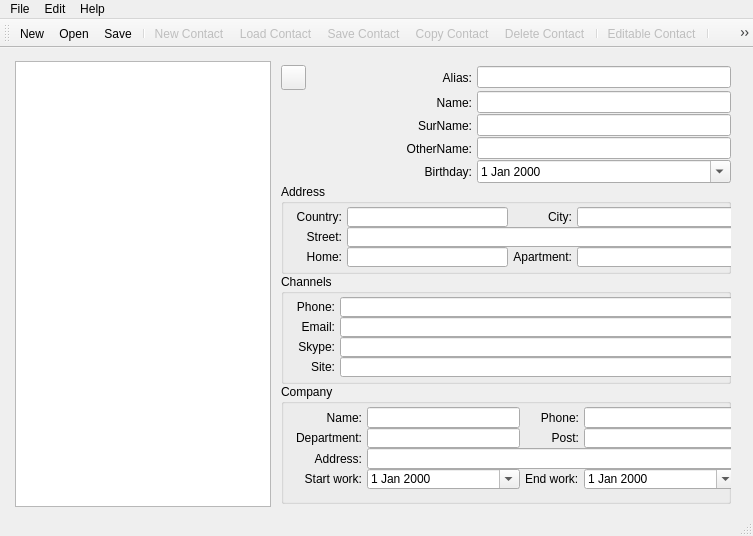
Above: trunk/ContactList/contactListView.ui from konradlst/Organizer before the change. Below: the same form after it.
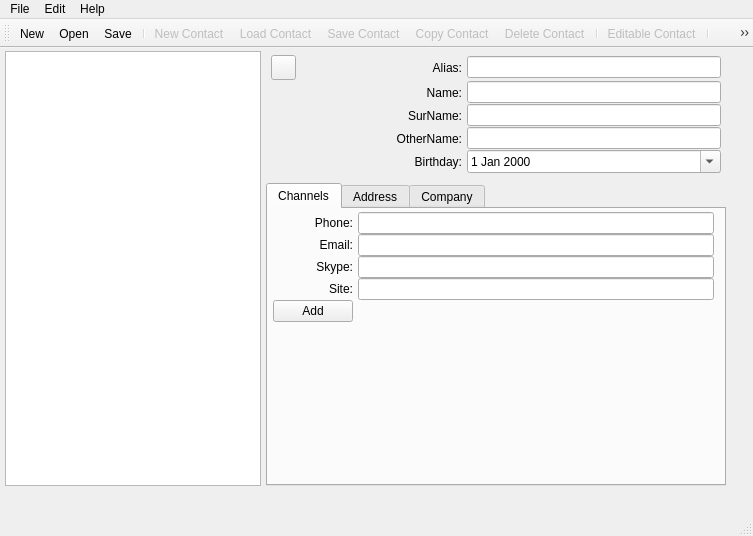
That is the form after the change. Icons and pictures are not drawn.

Patch:
```diff
--- a/trunk/ContactList/contactListView.ui
+++ b/trunk/ContactList/contactListView.ui
@@ -45,10 +45,10 @@
    <widget class="QWidget" name="horizontalLayoutWidget">
     <property name="geometry">
      <rect>
-      <x>10</x>
-      <y>10</y>
+      <x>0</x>
+      <y>0</y>
       <width>731</width>
-      <height>452</height>
+      <height>441</height>
      </rect>
     </property>
     <layout class="QHBoxLayout" name="hLayoutMain">
@@ -56,7 +56,7 @@
       <number>5</number>
      </property>
      <property name="sizeConstraint">
-      <enum>QLayout::SetMaximumSize</enum>
+      <enum>QLayout::SetDefaultConstraint</enum>
      </property>
      <property name="leftMargin">
       <number>5</number>
@@ -81,7 +81,9 @@
       </widget>
      </item>
      <item>
-      <layout class="QGridLayout" name="gLayContact">
+      <layout class="QVBoxLayout" name="vLayContact">
+       <item>
+        <layout class="QGridLayout" name="MainData">
        <property name="leftMargin">
         <number>5</number>
        </property>
@@ -100,127 +102,6 @@
        <property name="verticalSpacing">
         <number>0</number>
        </property>
-       <item row="5" column="0" colspan="3">
-        <widget class="QGroupBox" name="gbAddress">
-         <property name="minimumSize">
-          <size>
-           <width>0</width>
-           <height>90</height>
-          </size>
-         </property>
-         <property name="title">
-          <string>Address</string>
-         </property>
-         <property name="checkable">
-          <bool>false</bool>
-         </property>
-         <widget class="QWidget" name="gridLayoutWidget">
-          <property name="geometry">
-           <rect>
-            <x>10</x>
-            <y>20</y>
-            <width>451</width>
-            <height>66</height>
-           </rect>
-          </property>
-          <layout class="QGridLayout" name="gLayAddress">
-           <property name="leftMargin">
-            <number>5</number>
-           </property>
-           <property name="topMargin">
-            <number>3</number>
-           </property>
-           <property name="rightMargin">
-            <number>5</number>
-           </property>
-           <property name="bottomMargin">
-            <number>3</number>
-           </property>
-           <property name="horizontalSpacing">
-            <number>5</number>
-           </property>
-           <property name="verticalSpacing">
-            <number>0</number>
-           </property>
-           <item row="2" column="2">
-            <widget class="QLabel" name="lbApartment">
-             <property name="text">
-              <string>Apartment:</string>
-             </property>
-             <property name="alignment">
-              <set>Qt::AlignRight|Qt::AlignTrailing|Qt::AlignVCenter</set>
-             </property>
-            </widget>
-           </item>
-           <item row="2" column="0">
-            <widget class="QLabel" name="lbHome">
-             <property name="text">
-              <string>Home:</string>
-             </property>
-             <property name="alignment">
-              <set>Qt::AlignRight|Qt::AlignTrailing|Qt::AlignVCenter</set>
-             </property>
-            </widget>
-           </item>
-           <item row="0" column="3">
-            <widget class="QLineEdit" name="leCity"/>
-           </item>
-           <item row="0" column="0">
-            <widget class="QLabel" name="lbCountry">
-             <property name="text">
-              <string>Country:</string>
-             </property>
-             <property name="alignment">
-              <set>Qt::AlignRight|Qt::AlignTrailing|Qt::AlignVCenter</set>
-             </property>
-            </widget>
-           </item>
-           <item row="2" column="1">
-            <widget class="QLineEdit" name="leHome"/>
-           </item>
-           <item row="1" column="0">
-            <widget class="QLabel" name="lbStreet">
-             <property name="text">
-              <string>Street:</string>
-             </property>
-             <property name="alignment">
-              <set>Qt::AlignRight|Qt::AlignTrailing|Qt::AlignVCenter</set>
-             </property>
-            </widget>
-           </item>
-           <item row="2" column="3">
-            <widget class="QLineEdit" name="leApartment"/>
-           </item>
-           <item row="1" column="1" colspan="3">
-            <widget class="QLineEdit" name="leStreet"/>
-           </item>
-           <item row="0" column="2">
-            <widget class="QLabel" name="lbCity">
-             <property name="text">
-              <string>City:</string>
-             </property>
-             <property name="alignment">
-              <set>Qt::AlignRight|Qt::AlignTrailing|Qt::AlignVCenter</set>
-             </property>
-            </widget>
-           </item>
-           <item row="0" column="1">
-            <widget class="QLineEdit" name="leCountry"/>
-           </item>
-          </layout>
-         </widget>
-        </widget>
-       </item>
-       <item row="0" column="1">
-        <widget class="QLabel" name="lbAlias">
-         <property name="text">
-          <string>Alias:</string>
-         </property>
-         <property name="alignment">
-          <set>Qt::AlignRight|Qt::AlignTrailing|Qt::AlignVCenter</set>
-         </property>
-        </widget>
-       </item>
        <item row="0" column="0" rowspan="5">
         <widget class="QLabel" name="lbUserPic">
          <property name="sizePolicy">
@@ -252,32 +133,37 @@
          </property>
         </widget>
        </item>
-       <item row="0" column="0">
-        <widget class="QPushButton" name="pbEditUserPic">
-         <property name="sizePolicy">
-          <sizepolicy hsizetype="Fixed" vsizetype="Fixed">
-           <horstretch>0</horstretch>
-           <verstretch>0</verstretch>
-          </sizepolicy>
-         </property>
-         <property name="minimumSize">
-          <size>
-           <width>25</width>
-           <height>25</height>
-          </size>
-         </property>
-         <property name="maximumSize">
-          <size>
-           <width>25</width>
-           <height>25</height>
-          </size>
-         </property>
+         <item row="3" column="2">
+          <widget class="QLineEdit" name="leOtherName">
+           <property name="maxLength">
+            <number>100</number>
+           </property>
+          </widget>
+         </item>
+         <item row="0" column="1">
+          <widget class="QLabel" name="lbAlias">
+           <property name="text">
+            <string>Alias:</string>
+           </property>
+           <property name="alignment">
+            <set>Qt::AlignRight|Qt::AlignTrailing|Qt::AlignVCenter</set>
+           </property>
+          </widget>
+         </item>
+         <item row="0" column="2">
+          <widget class="QLineEdit" name="leAlias">
+           <property name="maxLength">
+            <number>150</number>
+           </property>
+          </widget>
+         </item>
+         <item row="3" column="1">
+          <widget class="QLabel" name="lbOtherName">
          <property name="text">
-          <string/>
-         </property>
-         <property name="icon">
-          <iconset resource="res.qrc">
-           <normaloff>:/editContact</normaloff>:/editContact</iconset>
+            <string>OtherName:</string>
+           </property>
+           <property name="alignment">
+            <set>Qt::AlignRight|Qt::AlignTrailing|Qt::AlignVCenter</set>
          </property>
         </widget>
        </item>
@@ -298,6 +184,45 @@
          </property>
         </widget>
        </item>
+         <item row="4" column="1">
+          <widget class="QLabel" name="lbBirthday">
+           <property name="text">
+            <string>Birthday:</string>
+           </property>
+           <property name="alignment">
+            <set>Qt::AlignRight|Qt::AlignTrailing|Qt::AlignVCenter</set>
+           </property>
+          </widget>
+         </item>
+         <item row="0" column="0">
+          <widget class="QPushButton" name="pbEditUserPic">
+           <property name="sizePolicy">
+            <sizepolicy hsizetype="Fixed" vsizetype="Fixed">
+             <horstretch>0</horstretch>
+             <verstretch>0</verstretch>
+            </sizepolicy>
+           </property>
+           <property name="minimumSize">
+            <size>
+             <width>25</width>
+             <height>25</height>
+            </size>
+           </property>
+           <property name="maximumSize">
+            <size>
+             <width>25</width>
+             <height>25</height>
+            </size>
+           </property>
+           <property name="text">
+            <string/>
+           </property>
+           <property name="icon">
+            <iconset resource="res.qrc">
+             <normaloff>:/editContact</normaloff>:/editContact</iconset>
+           </property>
+          </widget>
+         </item>
        <item row="4" column="2">
         <widget class="QDateEdit" name="deBirthday">
          <property name="calendarPopup">
@@ -315,27 +240,34 @@
          </property>
         </widget>
        </item>
-       <item row="6" column="0" colspan="3">
-        <widget class="QGroupBox" name="gbChannels">
-         <property name="minimumSize">
-          <size>
-           <width>0</width>
-           <height>110</height>
-          </size>
-         </property>
-         <property name="title">
+         <item row="2" column="1">
+          <widget class="QLabel" name="lbSurName">
+           <property name="text">
+            <string>SurName:</string>
+           </property>
+           <property name="alignment">
+            <set>Qt::AlignRight|Qt::AlignTrailing|Qt::AlignVCenter</set>
+           </property>
+          </widget>
+         </item>
+        </layout>
+       </item>
+       <item>
+        <widget class="QTabWidget" name="DetailData">
+         <property name="currentIndex">
+          <number>0</number>
+         </property>
+         <widget class="QWidget" name="tabChannels">
+          <attribute name="title">
           <string>Channels</string>
-         </property>
-         <property name="checkable">
-          <bool>false</bool>
-         </property>
+          </attribute>
          <widget class="QWidget" name="gridLayoutWidget_3">
           <property name="geometry">
            <rect>
-            <x>10</x>
-            <y>20</y>
+             <x>0</x>
+             <y>0</y>
             <width>451</width>
-            <height>86</height>
+             <height>171</height>
            </rect>
           </property>
           <layout class="QGridLayout" name="gLayChannels">
@@ -357,36 +289,7 @@
            <property name="verticalSpacing">
             <number>0</number>
            </property>
-           <item row="1" column="0">
-            <widget class="QLabel" name="lbEmail">
-             <property name="text">
-              <string>Email:</string>
-             </property>
-             <property name="alignment">
-              <set>Qt::AlignRight|Qt::AlignTrailing|Qt::AlignVCenter</set>
-             </property>
-            </widget>
-           </item>
-           <item row="1" column="1">
-            <widget class="QLineEdit" name="leEmail"/>
-           </item>
-           <item row="0" column="0">
-            <widget class="QLabel" name="lbPhone">
-             <property name="text">
-              <string>Phone:</string>
-             </property>
-             <property name="alignment">
-              <set>Qt::AlignRight|Qt::AlignTrailing|Qt::AlignVCenter</set>
-             </property>
-            </widget>
-           </item>
-           <item row="0" column="1">
-            <widget class="QLineEdit" name="lePhone"/>
-           </item>
            <item row="2" column="1">
-            <widget class="QLineEdit" name="leSkype"/>
-           </item>
-           <item row="2" column="0">
             <widget class="QLabel" name="lbSkype">
              <property name="text">
               <string>Skype:</string>
@@ -396,7 +299,20 @@
              </property>
             </widget>
            </item>
-           <item row="3" column="0">
+            <item row="2" column="2">
+             <widget class="QLineEdit" name="leSkype"/>
+            </item>
+            <item row="1" column="1">
+             <widget class="QLabel" name="lbEmail">
+              <property name="text">
+               <string>Email:</string>
+              </property>
+              <property name="alignment">
+               <set>Qt::AlignRight|Qt::AlignTrailing|Qt::AlignVCenter</set>
+              </property>
+             </widget>
+            </item>
+            <item row="3" column="1">
             <widget class="QLabel" name="lbSite">
              <property name="text">
               <string>Site:</string>
@@ -406,31 +322,46 @@
              </property>
             </widget>
            </item>
-           <item row="3" column="1">
+            <item row="0" column="2">
+             <widget class="QLineEdit" name="lePhone"/>
+            </item>
+            <item row="2" column="0">
+             <widget class="QLabel" name="label_3">
+              <property name="text">
+               <string/>
+              </property>
+              <property name="pixmap">
+               <pixmap resource="res.qrc">:/editContact</pixmap>
+              </property>
+             </widget>
+            </item>
+            <item row="3" column="2">
             <widget class="QLineEdit" name="leSite"/>
            </item>
-          </layout>
-         </widget>
-        </widget>
-       </item>
-       <item row="3" column="1">
-        <widget class="QLabel" name="lbOtherName">
+            <item row="1" column="2">
+             <widget class="QLineEdit" name="leEmail"/>
+            </item>
+            <item row="0" column="1">
+             <widget class="QLabel" name="lbPhone">
          <property name="text">
-          <string>OtherName:</string>
+               <string>Phone:</string>
          </property>
          <property name="alignment">
           <set>Qt::AlignRight|Qt::AlignTrailing|Qt::AlignVCenter</set>
          </property>
         </widget>
        </item>
-       <item row="0" column="2">
-        <widget class="QLineEdit" name="leAlias">
-         <property name="maxLength">
-          <number>150</number>
+            <item row="3" column="0">
+             <widget class="QLabel" name="label_4">
+              <property name="text">
+               <string/>
+              </property>
+              <property name="pixmap">
+               <pixmap resource="res.qrc">:/editContact</pixmap>
          </property>
         </widget>
        </item>
-       <item row="9" column="0" colspan="3">
+            <item row="5" column="0" colspan="3">
         <spacer name="verticalSpacer">
          <property name="orientation">
           <enum>Qt::Vertical</enum>
@@ -443,57 +374,172 @@
          </property>
         </spacer>
        </item>
-       <item row="3" column="2">
-        <widget class="QLineEdit" name="leOtherName">
-         <property name="maxLength">
-          <number>100</number>
-         </property>
-        </widget>
-       </item>
-       <item row="2" column="1">
-        <widget class="QLabel" name="lbSurName">
+            <item row="1" column="0">
+             <widget class="QLabel" name="label_2">
          <property name="text">
-          <string>SurName:</string>
-         </property>
-         <property name="alignment">
-          <set>Qt::AlignRight|Qt::AlignTrailing|Qt::AlignVCenter</set>
+               <string/>
+              </property>
+              <property name="pixmap">
+               <pixmap resource="res.qrc">:/editContact</pixmap>
          </property>
         </widget>
        </item>
-       <item row="4" column="1">
-        <widget class="QLabel" name="lbBirthday">
+            <item row="0" column="0">
+             <widget class="QLabel" name="label">
          <property name="text">
-          <string>Birthday:</string>
-         </property>
-         <property name="alignment">
-          <set>Qt::AlignRight|Qt::AlignTrailing|Qt::AlignVCenter</set>
+               <string/>
+              </property>
+              <property name="pixmap">
+               <pixmap resource="res.qrc">:/editContact</pixmap>
          </property>
         </widget>
        </item>
-       <item row="7" column="0" colspan="3">
-        <widget class="QGroupBox" name="gbCompany">
-         <property name="minimumSize">
+            <item row="4" column="0" colspan="2">
+             <widget class="QPushButton" name="pushButton">
+              <property name="maximumSize">
           <size>
-           <width>0</width>
-           <height>120</height>
-          </size>
-         </property>
-         <property name="title">
+                <width>16777215</width>
+                <height>16777215</height>
+               </size>
+              </property>
+              <property name="text">
+               <string>Add</string>
+              </property>
+              <property name="icon">
+               <iconset resource="res.qrc">
+                <normaloff>:/newContact</normaloff>:/newContact</iconset>
+              </property>
+             </widget>
+            </item>
+           </layout>
+          </widget>
+         </widget>
+         <widget class="QWidget" name="tabAddress">
+          <attribute name="title">
+           <string>Address</string>
+          </attribute>
+          <widget class="QWidget" name="formLayoutWidget">
+           <property name="geometry">
+            <rect>
+             <x>0</x>
+             <y>0</y>
+             <width>451</width>
+             <height>161</height>
+            </rect>
+           </property>
+           <layout class="QFormLayout" name="gLayAddress">
+            <property name="fieldGrowthPolicy">
+             <enum>QFormLayout::AllNonFixedFieldsGrow</enum>
+            </property>
+            <property name="horizontalSpacing">
+             <number>5</number>
+            </property>
+            <property name="verticalSpacing">
+             <number>0</number>
+            </property>
+            <property name="leftMargin">
+             <number>5</number>
+            </property>
+            <property name="topMargin">
+             <number>3</number>
+            </property>
+            <property name="rightMargin">
+             <number>5</number>
+            </property>
+            <property name="bottomMargin">
+             <number>3</number>
+            </property>
+            <item row="0" column="0">
+             <widget class="QLabel" name="lbCountry">
+              <property name="text">
+               <string>Country:</string>
+              </property>
+              <property name="alignment">
+               <set>Qt::AlignRight|Qt::AlignTrailing|Qt::AlignVCenter</set>
+              </property>
+             </widget>
+            </item>
+            <item row="0" column="1">
+             <widget class="QLineEdit" name="leCountry"/>
+            </item>
+            <item row="1" column="0">
+             <widget class="QLabel" name="lbCity">
+              <property name="text">
+               <string>City:</string>
+              </property>
+              <property name="alignment">
+               <set>Qt::AlignRight|Qt::AlignTrailing|Qt::AlignVCenter</set>
+              </property>
+             </widget>
+            </item>
+            <item row="1" column="1">
+             <widget class="QLineEdit" name="leCity"/>
+            </item>
+            <item row="2" column="0">
+             <widget class="QLabel" name="lbStreet">
+              <property name="text">
+               <string>Street:</string>
+              </property>
+              <property name="alignment">
+               <set>Qt::AlignRight|Qt::AlignTrailing|Qt::AlignVCenter</set>
+              </property>
+             </widget>
+            </item>
+            <item row="2" column="1">
+             <widget class="QLineEdit" name="leStreet"/>
+            </item>
+            <item row="3" column="0">
+             <widget class="QLabel" name="lbHome">
+              <property name="text">
+               <string>Home:</string>
+              </property>
+              <property name="alignment">
+               <set>Qt::AlignRight|Qt::AlignTrailing|Qt::AlignVCenter</set>
+              </property>
+             </widget>
+            </item>
+            <item row="3" column="1">
+             <widget class="QLineEdit" name="leHome"/>
+            </item>
+            <item row="4" column="0">
+             <widget class="QLabel" name="lbApartment">
+              <property name="text">
+               <string>Apartment:</string>
+              </property>
+              <property name="alignment">
+               <set>Qt::AlignRight|Qt::AlignTrailing|Qt::AlignVCenter</set>
+              </property>
+             </widget>
+            </item>
+            <item row="4" column="1">
+             <widget class="QLineEdit" name="leApartment"/>
+            </item>
+           </layout>
+          </widget>
+         </widget>
+         <widget class="QWidget" name="tabCompany">
+          <attribute name="title">
           <string>Company</string>
-         </property>
-         <property name="checkable">
-          <bool>false</bool>
-         </property>
-         <widget class="QWidget" name="gridLayoutWidget_2">
+          </attribute>
+          <widget class="QWidget" name="formLayoutWidget_2">
           <property name="geometry">
            <rect>
-            <x>10</x>
-            <y>20</y>
+             <x>0</x>
+             <y>0</y>
             <width>451</width>
-            <height>88</height>
-           </rect>
-          </property>
-          <layout class="QGridLayout" name="gLayCompany">
+             <height>219</height>
+            </rect>
+           </property>
+           <layout class="QFormLayout" name="gLayCompany">
+            <property name="fieldGrowthPolicy">
+             <enum>QFormLayout::AllNonFixedFieldsGrow</enum>
+            </property>
+            <property name="horizontalSpacing">
+             <number>5</number>
+            </property>
+            <property name="verticalSpacing">
+             <number>0</number>
+            </property>
            <property name="leftMargin">
             <number>5</number>
            </property>
@@ -513,6 +559,19 @@
             <number>0</number>
            </property>
            <item row="1" column="0">
+             <widget class="QLabel" name="lbPhoneCompany">
+              <property name="text">
+               <string>Phone:</string>
+              </property>
+              <property name="alignment">
+               <set>Qt::AlignRight|Qt::AlignTrailing|Qt::AlignVCenter</set>
+              </property>
+             </widget>
+            </item>
+            <item row="1" column="1">
+             <widget class="QLineEdit" name="lePhoneCompany"/>
+            </item>
+            <item row="2" column="0">
             <widget class="QLabel" name="lbDapartment">
              <property name="text">
               <string>Department:</string>
@@ -522,20 +581,10 @@
              </property>
             </widget>
            </item>
-           <item row="0" column="0">
-            <widget class="QLabel" name="lbNameCompany">
-             <property name="text">
-              <string>Name:</string>
-             </property>
-             <property name="alignment">
-              <set>Qt::AlignRight|Qt::AlignTrailing|Qt::AlignVCenter</set>
-             </property>
-            </widget>
-           </item>
-           <item row="1" column="1">
+            <item row="2" column="1">
             <widget class="QLineEdit" name="leDepartment"/>
            </item>
-           <item row="1" column="2">
+            <item row="3" column="0">
             <widget class="QLabel" name="lbPost">
              <property name="text">
               <string>Post:</string>
@@ -545,13 +594,10 @@
              </property>
             </widget>
            </item>
-           <item row="1" column="3">
+            <item row="3" column="1">
             <widget class="QLineEdit" name="lePost"/>
            </item>
-           <item row="0" column="1">
-            <widget class="QLineEdit" name="leNameCompany"/>
-           </item>
-           <item row="2" column="0">
+            <item row="4" column="0">
             <widget class="QLabel" name="lbAddressCompany">
              <property name="text">
               <string>Address:</string>
@@ -561,20 +607,10 @@
              </property>
             </widget>
            </item>
-           <item row="0" column="2">
-            <widget class="QLabel" name="lbPhoneCompany">
-             <property name="text">
-              <string>Phone:</string>
-             </property>
-             <property name="alignment">
-              <set>Qt::AlignRight|Qt::AlignTrailing|Qt::AlignVCenter</set>
-             </property>
-            </widget>
-           </item>
-           <item row="0" column="3">
-            <widget class="QLineEdit" name="lePhoneCompany"/>
-           </item>
-           <item row="3" column="0">
+            <item row="4" column="1">
+             <widget class="QLineEdit" name="leAddressCompany"/>
+            </item>
+            <item row="5" column="0">
             <widget class="QLabel" name="lbStartWork">
              <property name="text">
               <string>Start work:</string>
@@ -584,31 +620,29 @@
              </property>
             </widget>
            </item>
-           <item row="2" column="1" colspan="3">
-            <widget class="QLineEdit" name="leAddressCompany"/>
-           </item>
-           <item row="3" column="2">
+            <item row="5" column="1">
+             <widget class="QDateEdit" name="deStartWork">
+              <property name="calendarPopup">
+               <bool>true</bool>
+              </property>
+             </widget>
+            </item>
+            <item row="6" column="0">
             <widget class="QLabel" name="lbEndWork">
              <property name="text">
               <string>End work:</string>
              </property>
             </widget>
            </item>
-           <item row="3" column="3">
+            <item row="6" column="1">
             <widget class="QDateEdit" name="deEndWork">
              <property name="calendarPopup">
               <bool>true</bool>
              </property>
             </widget>
            </item>
-           <item row="3" column="1">
-            <widget class="QDateEdit" name="deStartWork">
-             <property name="calendarPopup">
-              <bool>true</bool>
-             </property>
-            </widget>
-           </item>
-          </layout>
+           </layout>
+          </widget>
          </widget>
         </widget>
        </item>
```
Left out of the diff: 33 changed lines with no effect on the pictures. Lines whose indentation alone changed are shown as unchanged.
